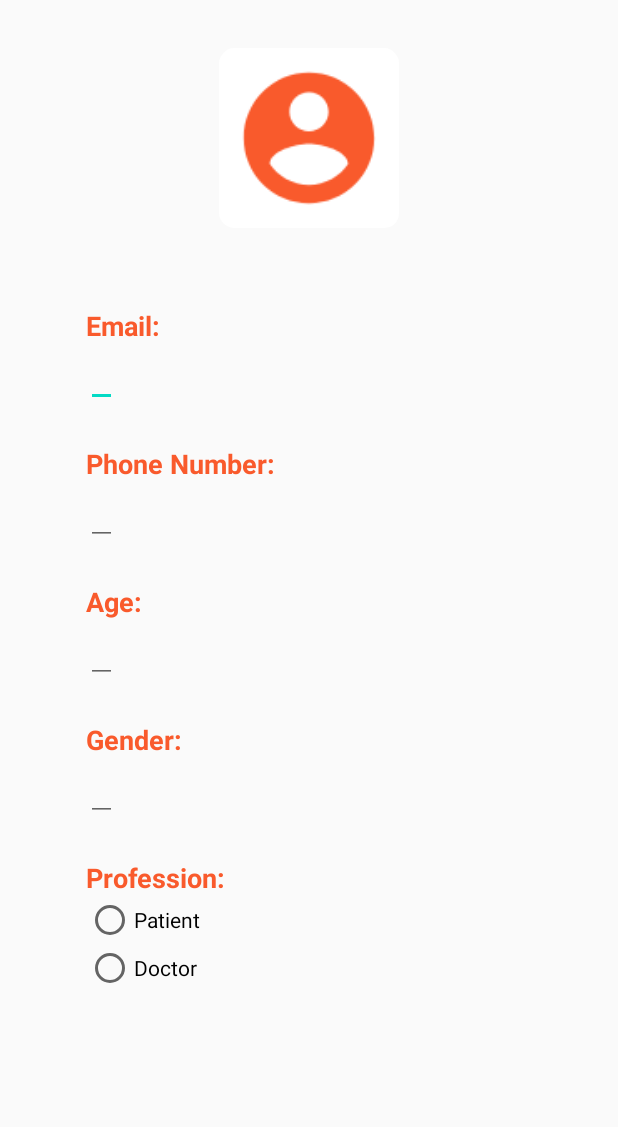
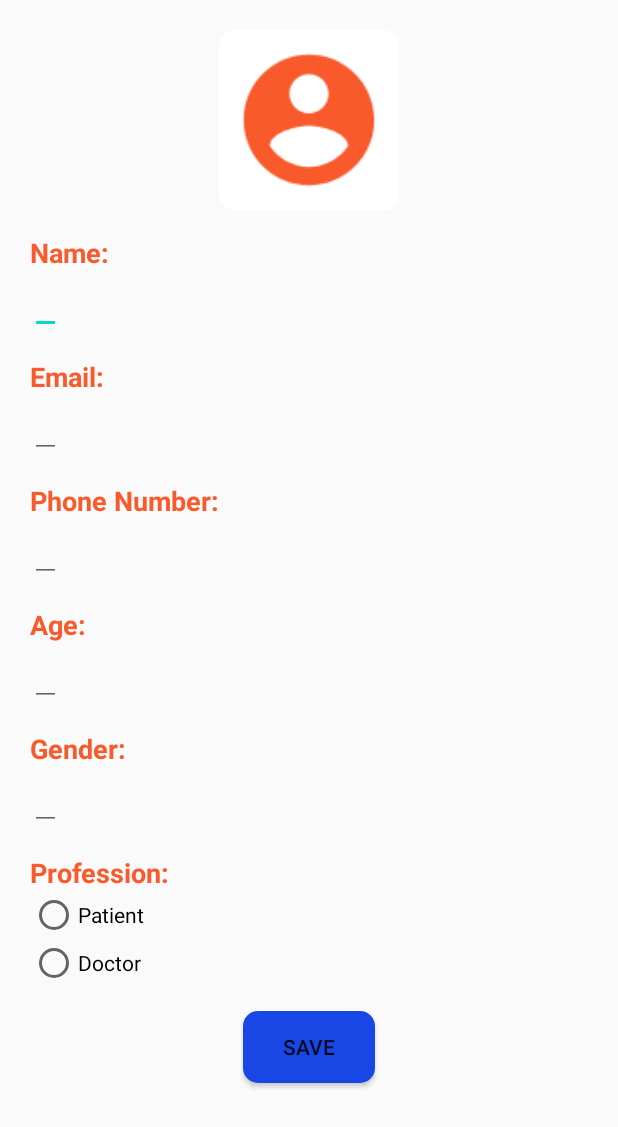
Before and after one commit to navgarg/Saathi, an Android app: the ProfileActivity screen opened directly, with no data from a screen before it, on a phone screen of 412 x 824 dp. Shown: the top 1127 px of the screen. Run offline under Robolectric (Android 15) with nearby library versions, the phone set to English and light mode, and no system bars; our stand-ins replace Firebase (no records; nobody signed in at launch, a user with empty details on screens opened directly).

Commit message:
Added Constants.java

```diff
--- a/app/src/main/java/com/example/saathi/MainActivity.java
+++ b/app/src/main/java/com/example/saathi/MainActivity.java
@@ -15,5 +15,6 @@ public class MainActivity extends AppCompatActivity {
         //startActivity(new Intent(this, PDashboard.class));
         startActivity(new Intent(this, LoginActivity.class)); //working :)
         //startActivity(new Intent(this, NewReading.class)); //working :)
+        //startActivity(new Intent(this, ProfileActivity.class));
     }
 }
--- a/app/src/main/java/com/example/saathi/ProfileActivity.java
+++ b/app/src/main/java/com/example/saathi/ProfileActivity.java
@@ -1,14 +1,105 @@
 package com.example.saathi;
 
+import androidx.annotation.NonNull;
 import androidx.appcompat.app.AppCompatActivity;
 
+import android.content.Intent;
 import android.os.Bundle;
+import android.util.Log;
+import android.widget.EditText;
+import android.widget.RadioButton;
+import android.widget.RadioGroup;
+import android.widget.Toast;
+
+import com.google.android.gms.tasks.OnCompleteListener;
+import com.google.android.gms.tasks.Task;
+import com.google.firebase.auth.FirebaseAuth;
+import com.google.firebase.auth.FirebaseUser;
+import com.google.firebase.firestore.DocumentSnapshot;
+import com.google.firebase.firestore.FirebaseFirestore;
+import com.google.firebase.firestore.QuerySnapshot;
+
+import static com.example.saathi.data.Constants.COLLECTION_DOCTOR;
+import static com.example.saathi.data.Constants.COLLECTION_PATIENT;
 
 public class ProfileActivity extends AppCompatActivity {
+
+    EditText name, age, email, gender, phone;
+    RadioButton radioButtonPatient, radioButtonDoctor;
+    FirebaseUser user = FirebaseAuth.getInstance().getCurrentUser();
+    static FirebaseFirestore db = FirebaseFirestore.getInstance();
+    private static final String TAG = "ProfileActivity";
 
     @Override
     protected void onCreate(Bundle savedInstanceState) {
         super.onCreate(savedInstanceState);
         setContentView(R.layout.activity_profile);
+
+        Log.d(TAG, "in inCreate");
+
+        Intent intent = getIntent();
+
+        name = findViewById(R.id.profile_name);
+        age = findViewById(R.id.profile_age);
+        email = findViewById(R.id.profile_email);
+        gender = findViewById(R.id.profile_gender);
+        phone = findViewById(R.id.profile_phone);
+        RadioGroup radioGroup = findViewById(R.id.radio_group);
+        radioButtonPatient = findViewById(R.id.radio_button_patient);
+        radioButtonDoctor = findViewById(R.id.radio_button_doctor);
+
+        Log.d(TAG, "in onCreate1");
+        Toast.makeText(ProfileActivity.this, "Loading Data", Toast.LENGTH_LONG).show();
+
+        Log.d(TAG, "getting data");
+        db.collection(COLLECTION_PATIENT).whereEqualTo("uid", "uid")//todo: make uid dynamic
+                .get()
+                .addOnCompleteListener(new OnCompleteListener<QuerySnapshot>() {
+                    @Override
+                    public void onComplete(@NonNull Task<QuerySnapshot> task) {
+                        if (task.isSuccessful()) {
+                            if (task.getResult() != null) {
+                                for (DocumentSnapshot document : task.getResult().getDocuments()) {
+                                    Log.d(TAG, "got data");
+                                    name.setText(document.get("Name").toString());
+                                    age.setText(document.get("Age").toString());
+                                    email.setText("test@example.com");
+                                    gender.setText(document.get("Sex").toString());
+                                    phone.setText(document.get("Phone").toString());
+                                    radioButtonPatient.setChecked(true);
+                                    Log.d(TAG, "Patient details set");
+                                }
+
+                            }
+                        } else {
+                            Log.w(TAG, "Error getting documents: patient db ", task.getException());
+                            db.collection(COLLECTION_DOCTOR).whereEqualTo("uid", user.getUid())//todo: make uid dynamic
+                                    .get()
+                                    .addOnCompleteListener(new OnCompleteListener<QuerySnapshot>() {
+                                        @Override
+                                        public void onComplete(@NonNull Task<QuerySnapshot> task) {
+                                            if (task.isSuccessful()) {
+                                                if (task.getResult() != null) {
+                                                    for (DocumentSnapshot document : task.getResult().getDocuments()) {
+                                                        name.setText(document.get("Name").toString());
+                                                        age.setText(document.get("Age").toString());
+                                                        email.setText(user.getEmail());
+                                                        gender.setText(document.get("Sex").toString());
+                                                        phone.setText(document.get("Phone").toString());
+                                                        radioButtonDoctor.setChecked(true);
+                                                        Log.d(TAG, "Doctor details set");
+                                                    }
+
+                                                }
+                                            } else {
+                                                Log.w(TAG, "Error getting documents: doctor db ", task.getException());
+                                            }
+                                        }
+                                    });
+                        }
+                    }
+                });
+
+
     }
 }
--- a/app/src/main/res/layout/activity_profile.xml
+++ b/app/src/main/res/layout/activity_profile.xml
@@ -1,5 +1,5 @@
 <?xml version="1.0" encoding="utf-8"?>
-<RelativeLayout
+<ScrollView
     xmlns:android="http://schemas.android.com/apk/res/android"
     xmlns:app="http://schemas.android.com/apk/res-auto"
     xmlns:tools="http://schemas.android.com/tools"
@@ -10,7 +10,7 @@
     <LinearLayout
         android:layout_width="match_parent"
         android:orientation="vertical"
-        android:layout_margin="32dp"
+        android:layout_margin="20dp"
         android:layout_height="match_parent">
 
         <ImageView
@@ -19,20 +19,24 @@
             android:layout_height="120dp"
             android:layout_gravity="center_horizontal"
             android:src="@mipmap/profile_logo"/>
+        <TextView
+            android:layout_marginTop="16dp"
+            android:layout_width="wrap_content"
+            android:layout_height="wrap_content"
+            android:text="Name:"
+            android:textColor="#F95A2C"
+            android:textStyle="bold"
+            android:textSize="18sp"/>
 
-        <TextView
+        <EditText
             android:id="@+id/profile_name"
             android:layout_width="wrap_content"
             android:layout_height="wrap_content"
-            android:layout_gravity="center_horizontal"
             tools:text="Navya Garg"
-            android:textColor="#F95A2C"
-            android:textSize="20sp"
-            android:textStyle="bold"/>
+            android:textSize="15sp"/>
 
         <TextView
-            android:layout_marginLeft="25dp"
-            android:layout_marginTop="25dp"
+            android:layout_marginTop="16dp"
             android:layout_width="wrap_content"
             android:layout_height="wrap_content"
             android:text="Email:"
@@ -42,15 +46,13 @@
 
         <EditText
             android:id="@+id/profile_email"
-            android:layout_marginLeft="25dp"
             android:layout_width="wrap_content"
             android:layout_height="wrap_content"
             tools:text="example@test.com"
             android:textSize="15sp"/>
 
         <TextView
-            android:layout_marginLeft="25dp"
-            android:layout_marginTop="25dp"
+            android:layout_marginTop="16dp"
             android:layout_width="wrap_content"
             android:layout_height="wrap_content"
             android:textColor="#F95A2C"
@@ -60,15 +62,13 @@
 
         <EditText
             android:id="@+id/profile_phone"
-            android:layout_marginLeft="25dp"
             android:layout_width="wrap_content"
             android:layout_height="wrap_content"
             tools:text="+919876543210"
             android:textSize="15sp"/>
 
         <TextView
-            android:layout_marginLeft="25dp"
-            android:layout_marginTop="25dp"
+            android:layout_marginTop="16dp"
             android:layout_width="wrap_content"
             android:layout_height="wrap_content"
             android:textColor="#F95A2C"
@@ -78,15 +78,13 @@
 
         <EditText
             android:id="@+id/profile_age"
-            android:layout_marginLeft="25dp"
             android:layout_width="wrap_content"
             android:layout_height="wrap_content"
             tools:text="14"
             android:textSize="15sp"/>
 
         <TextView
-            android:layout_marginLeft="25dp"
-            android:layout_marginTop="25dp"
+            android:layout_marginTop="16dp"
             android:layout_width="wrap_content"
             android:layout_height="wrap_content"
             android:textColor="#F95A2C"
@@ -96,15 +94,13 @@
 
         <EditText
             android:id="@+id/profile_gender"
-            android:layout_marginLeft="25dp"
             android:layout_width="wrap_content"
             android:layout_height="wrap_content"
             tools:text="Female"
             android:textSize="15sp"/>
 
         <TextView
-            android:layout_marginLeft="25dp"
-            android:layout_marginTop="25dp"
+            android:layout_marginTop="16dp"
             android:layout_width="wrap_content"
             android:layout_height="wrap_content"
             android:textColor="#F95A2C"
@@ -114,7 +110,6 @@
 
         <RadioGroup
             android:id="@+id/radio_group"
-            android:layout_marginLeft="25dp"
             android:layout_width="match_parent"
             android:layout_height="wrap_content">
 
@@ -131,7 +126,15 @@
                 android:layout_height="wrap_content"/>
         </RadioGroup>
 
+        <Button
+            android:layout_margin="16dp"
+            android:layout_width="wrap_content"
+            android:layout_height="wrap_content"
+            android:text="Save"
+            android:layout_gravity="center_horizontal"
+            android:background="@drawable/rounded_button"/>
+
 
     </LinearLayout>
 
-</RelativeLayout>
+</ScrollView>
```
Also changed, not shown: app/src/main/java/com/example/saathi/LoginActivity.java (+19 -12 lines), app/src/main/java/com/example/saathi/PDashboard.java (+8 -14 lines), app/src/main/java/com/example/saathi/charts/PulseChart.java (+3 -4 lines), app/src/main/java/com/example/saathi/data/Constants.java (added, +17 -0 lines).
